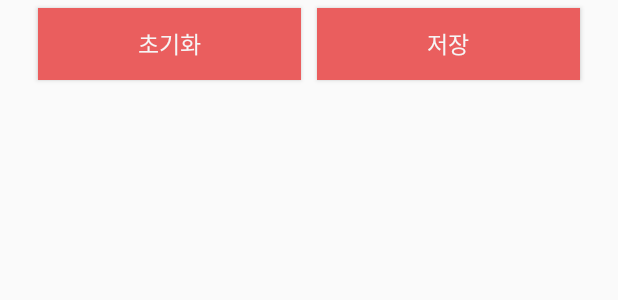
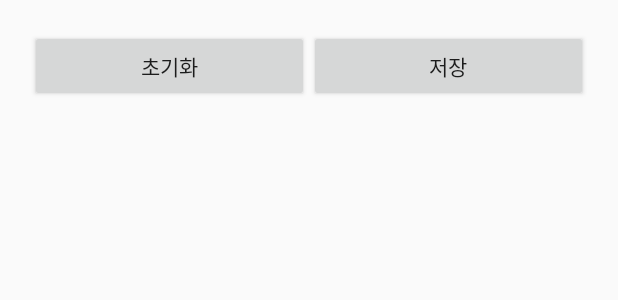
Before and after one commit to teetee6/P_project_code, an Android app: the layout card_of_change_name.xml on its own in the app's theme, with its tools: preview values and no code run, on a phone screen of 412 x 824 dp. Shown: the top 300 px of the screen. Run offline under Robolectric (Android 15) with nearby library versions, the phone set to English and light mode, and no system bars.

Commit message:
Revert "Merge branch 'master' into voice_recording"
This reverts commit c628f9bc7f4e5853659692ed81a6a883d98a127c, reversing
changes made to 5e1db7d49fe159ddfcd33deb49ce39383f58cda2.

```diff
--- a/app/src/main/res/drawable/ic_add.xml
+++ /dev/null
@@ -1,5 +0,0 @@
-<vector android:height="24dp" android:tint="#EA5E5E"
-    android:viewportHeight="24.0" android:viewportWidth="24.0"
-    android:width="24dp" xmlns:android="http://schemas.android.com/apk/res/android">
-    <path android:fillColor="#FF000000" android:pathData="M19,3L5,3c-1.11,0 -2,0.9 -2,2v14c0,1.1 0.89,2 2,2h14c1.1,0 2,-0.9 2,-2L21,5c0,-1.1 -0.9,-2 -2,-2zM17,13h-4v4h-2v-4L7,13v-2h4L11,7h2v4h4v2z"/>
-</vector>
--- a/app/src/main/res/layout/card_of_change_name.xml
+++ b/app/src/main/res/layout/card_of_change_name.xml
@@ -2,10 +2,9 @@
 <LinearLayout xmlns:android="http://schemas.android.com/apk/res/android"
     android:id="@+id/master"
     android:layout_width="match_parent"
-    android:layout_height="wrap_content"
-    android:layout_marginLeft="20dp"
-    android:layout_marginRight="20dp"
-    android:orientation="vertical">
+    android:layout_height="match_parent"
+    android:orientation="vertical"
+    android:layout_margin="20dp">
 
     <LinearLayout
         android:id="@+id/addCard"
@@ -15,30 +14,22 @@
 
     <LinearLayout
         android:layout_width="match_parent"
-        android:layout_height="wrap_content"
+        android:layout_height="match_parent"
         android:orientation="horizontal">
 
         <Button
             android:id="@+id/clear_button"
             android:layout_width="wrap_content"
             android:layout_height="wrap_content"
-            android:layout_margin="5dp"
             android:layout_weight="1"
-            android:background="@color/colorPrimary"
-            android:text="@string/init"
-            android:textColor="@color/colorAccent"
-            android:textSize="15dp" />
+            android:text="@string/init" />
 
         <Button
             android:id="@+id/save_button"
             android:layout_width="wrap_content"
             android:layout_height="wrap_content"
-            android:layout_margin="5dp"
             android:layout_weight="1"
-            android:background="@color/colorPrimary"
-            android:text="@string/save"
-            android:textColor="@color/colorAccent"
-            android:textSize="15dp" />
+            android:text="@string/save" />
     </LinearLayout>
 
 
--- a/app/src/main/res/values/colors.xml
+++ b/app/src/main/res/values/colors.xml
@@ -4,5 +4,4 @@
     <color name="colorPrimaryDark">#bd574e</color>
     <color name="colorAccent">#f6f5f5</color>
     <color name="colorNone">#e6dbd9</color>
-    <color name="alertBack">#ff9c91</color>
 </resources>
--- a/app/src/main/res/values/dimens.xml
+++ b/app/src/main/res/values/dimens.xml
@@ -2,6 +2,4 @@
     <!-- Default screen margins, per the Android Design guidelines. -->
     <dimen name="activity_horizontal_margin">16dp</dimen>
     <dimen name="activity_vertical_margin">16dp</dimen>
-    <item name="dialog_min_width_major" type="dimen">80%</item>
-    <item name="dialog_min_width_minor" type="dimen">80%</item>
 </resources>
--- a/app/src/main/res/values/strings.xml
+++ b/app/src/main/res/values/strings.xml
@@ -11,5 +11,4 @@
     <string name="r_complete">녹음 완료</string>
     <string name="v_hint">화면에 나오는 \n 문장을 읽어주세요.</string>
     <string name="back">돌아가기</string>
-    <string name="change_nick">주인공 이름 변경</string>
 </resources>
```
Also changed, not shown: app/src/main/java/org/techtown/myapplication/BookAdapter.java (+13 -16 lines), app/src/main/res/values/styles.xml (+0 -10 lines).
